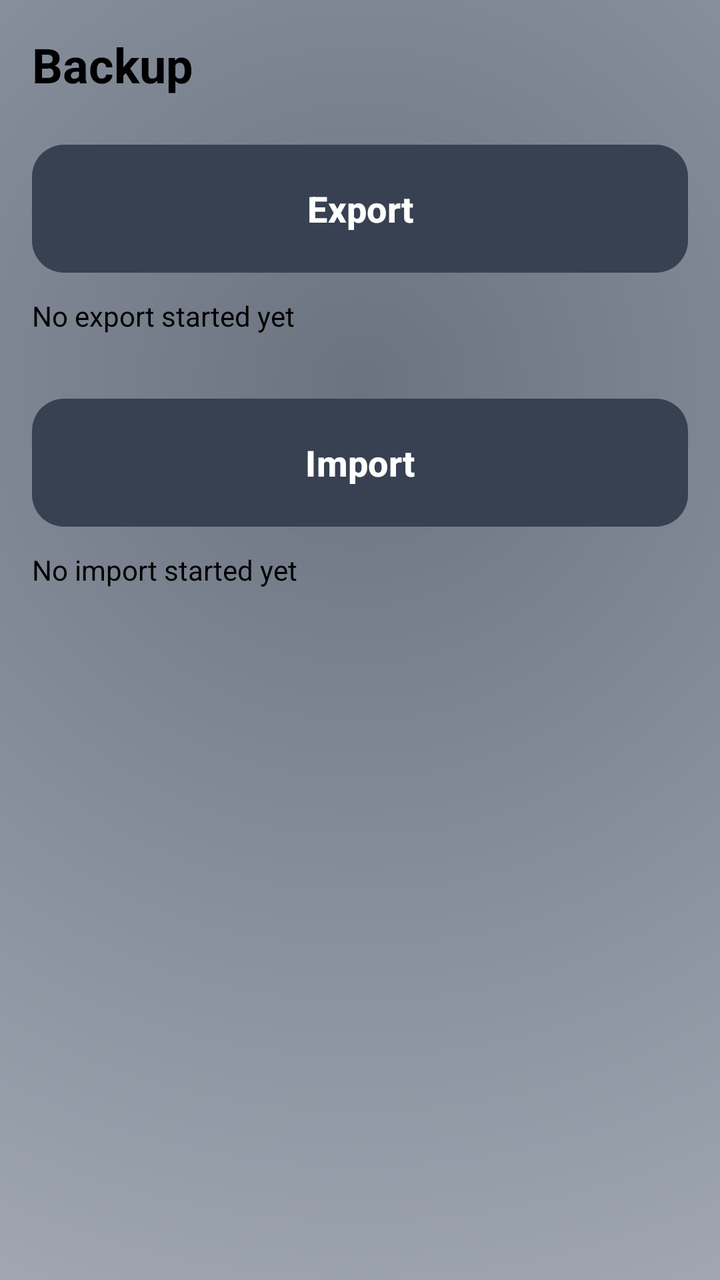
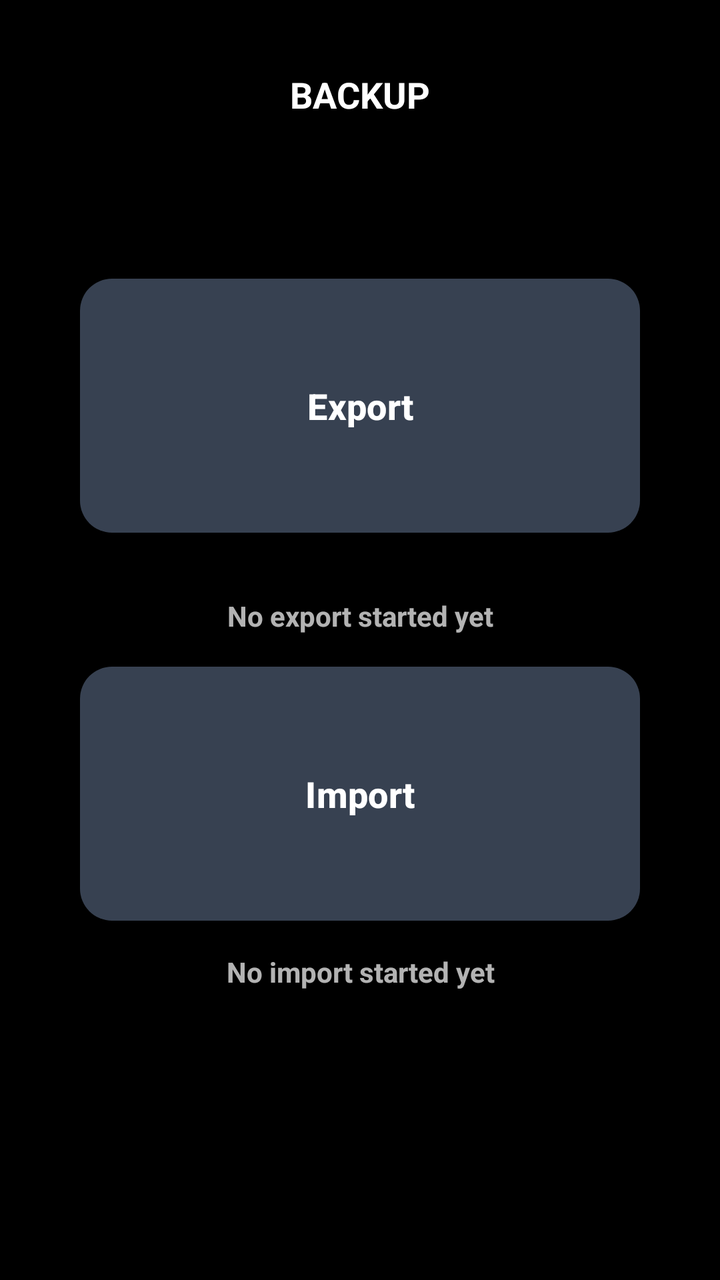

The first picture is an Android layout as it rendered before a commit; the second is the same layout after the commit. The layout source and the unified diff follow.
<!-- AndroidManifest.xml: application theme Theme.AllIsOK -->
<!-- res/layout/activity_backup.xml -->
<?xml version="1.0" encoding="utf-8"?>
<LinearLayout xmlns:android="http://schemas.android.com/apk/res/android"
    xmlns:app="http://schemas.android.com/apk/res-auto"
    android:layout_width="match_parent"
    android:layout_height="match_parent"
    android:background="@drawable/bg_home_gradient"
    android:orientation="vertical"
    android:padding="16dp">

    <TextView
        android:id="@+id/textBackupTitle"
        android:layout_width="wrap_content"
        android:layout_height="wrap_content"
        android:text="@string/backup_title"
        android:textColor="@android:color/black"
        android:textSize="24sp"
        android:textStyle="bold" />

    <com.google.android.material.button.MaterialButton
        android:id="@+id/buttonExport"
        android:layout_width="match_parent"
        android:layout_height="64dp"
        android:layout_marginTop="24dp"
        android:insetTop="0dp"
        android:insetBottom="0dp"
        android:text="@string/backup_export"
        android:textAllCaps="false"
        android:textSize="18sp"
        android:textStyle="bold"
        app:backgroundTint="@color/expirely_primary"
        app:cornerRadius="16dp"
        app:elevation="0dp"
        app:strokeWidth="0dp" />

    <TextView
        android:id="@+id/textExportStatus"
        android:layout_width="match_parent"
        android:layout_height="wrap_content"
        android:layout_marginTop="12dp"
        android:text="@string/backup_export_status_empty"
        android:textColor="@android:color/black"
        android:textSize="14sp" />

    <com.google.android.material.button.MaterialButton
        android:id="@+id/buttonImport"
        android:layout_width="match_parent"
        android:layout_height="64dp"
        android:layout_marginTop="32dp"
        android:insetTop="0dp"
        android:insetBottom="0dp"
        android:text="@string/backup_import"
        android:textAllCaps="false"
        android:textSize="18sp"
        android:textStyle="bold"
        app:backgroundTint="@color/expirely_primary"
        app:cornerRadius="16dp"
        app:elevation="0dp"
        app:strokeWidth="0dp" />

    <TextView
        android:id="@+id/textImportStatus"
        android:layout_width="match_parent"
        android:layout_height="wrap_content"
        android:layout_marginTop="12dp"
        android:text="@string/backup_import_status_empty"
        android:textColor="@android:color/black"
        android:textSize="14sp" />

</LinearLayout>
<!-- resources referenced by this layout -->
<resources>
  <color name="expirely_primary">#374151</color>
  <!-- drawable bg_home_gradient (drawable) -->
  <?xml version="1.0" encoding="utf-8"?>
  <shape xmlns:android="http://schemas.android.com/apk/res/android"
      android:shape="rectangle">
  
      <gradient
          android:type="radial"
          android:gradientRadius="900dp"
          android:centerX="0.5"
          android:centerY="0.3"
          android:startColor="#6B7280"
          android:centerColor="#9CA3AF"
          android:endColor="#D1D5DB" />
  
  </shape>
  <string name="backup_export">Export</string>
  <string name="backup_export_status_empty">No export started yet</string>
  <string name="backup_import">Import</string>
  <string name="backup_import_status_empty">No import started yet</string>
  <string name="backup_title">Backup</string>
  <style name="Theme.AllIsOK" parent="Base.Theme.AllIsOK">
          <item name="colorPrimary">@color/expirely_primary</item>
          <item name="colorOnPrimary">@color/expirely_onPrimary</item>
          <item name="android:statusBarColor">@color/expirely_primary</item>
          <item name="popupMenuStyle">@style/Widget.AllIsOK.PopupMenu</item>
          <item name="actionOverflowMenuStyle">@style/Widget.AllIsOK.PopupMenu</item>
          <item name="android:textColorPrimary">#111111</item>
          <item name="android:textColorSecondary">#333333</item>
      </style>
  <style name="Base.Theme.AllIsOK" parent="Theme.Material3.DayNight.NoActionBar">
      </style>
  <color name="expirely_onPrimary">#FFFFFF</color>
  <style name="Widget.AllIsOK.PopupMenu" parent="Widget.Material3.PopupMenu">
          <item name="android:popupBackground">@drawable/bg_rounded_popup</item>
          <item name="android:popupElevation">12dp</item>
          <item name="android:textColor">#111111</item>
          <item name="android:itemTextAppearance">@style/AllIsOK.PopupMenuItemText</item>
      </style>
  <!-- drawable bg_rounded_popup (drawable) -->
  <?xml version="1.0" encoding="utf-8"?>
  <shape xmlns:android="http://schemas.android.com/apk/res/android"
      android:shape="rectangle">
      <solid android:color="#FFFFFF" />
      <corners android:radius="18dp" />
      <stroke
          android:width="1dp"
          android:color="#1A000000" />
      <padding
          android:left="8dp"
          android:top="8dp"
          android:right="8dp"
          android:bottom="8dp" />
  </shape>
  <style name="AllIsOK.PopupMenuItemText" parent="@android:style/TextAppearance.Material.Menu">
          <item name="android:textColor">#111111</item>
          <item name="android:textStyle">bold</item>
      </style>
</resources>

<!-- the commit's change to res/layout/activity_backup.xml (unified diff, before → after) -->
@@ -1,69 +1,97 @@
 <?xml version="1.0" encoding="utf-8"?>
-<LinearLayout xmlns:android="http://schemas.android.com/apk/res/android"
+<ScrollView
+    xmlns:android="http://schemas.android.com/apk/res/android"
     xmlns:app="http://schemas.android.com/apk/res-auto"
     android:layout_width="match_parent"
     android:layout_height="match_parent"
-    android:background="@drawable/bg_home_gradient"
-    android:orientation="vertical"
-    android:padding="16dp">
+    android:background="@android:color/black"
+    android:fillViewport="true">
 
-    <TextView
-        android:id="@+id/textBackupTitle"
-        android:layout_width="wrap_content"
-        android:layout_height="wrap_content"
-        android:text="@string/backup_title"
-        android:textColor="@android:color/black"
-        android:textSize="24sp"
-        android:textStyle="bold" />
+    <LinearLayout
+        android:layout_width="match_parent"
+        android:layout_height="match_parent"
+        android:orientation="vertical"
+        android:gravity="center_horizontal"
+        android:paddingStart="24dp"
+        android:paddingEnd="24dp">
 
-    <com.google.android.material.button.MaterialButton
-        android:id="@+id/buttonExport"
-        android:layout_width="match_parent"
-        android:layout_height="64dp"
-        android:layout_marginTop="24dp"
-        android:insetTop="0dp"
-        android:insetBottom="0dp"
-        android:text="@string/backup_export"
-        android:textAllCaps="false"
-        android:textSize="18sp"
-        android:textStyle="bold"
-        app:backgroundTint="@color/expirely_primary"
-        app:cornerRadius="16dp"
-        app:elevation="0dp"
-        app:strokeWidth="0dp" />
+        <TextView
+            android:id="@+id/textBackupTitle"
+            android:layout_width="wrap_content"
+            android:layout_height="wrap_content"
+            android:layout_gravity="center_horizontal"
+            android:layout_marginTop="35dp"
+            android:paddingBottom="20dp"
+            android:text="@string/backup_title"
+            android:textAllCaps="true"
+            android:textColor="#FFFFFF"
+            android:textSize="18sp"
+            android:textStyle="bold" />
 
-    <TextView
-        android:id="@+id/textExportStatus"
-        android:layout_width="match_parent"
-        android:layout_height="wrap_content"
-        android:layout_marginTop="12dp"
-        android:text="@string/backup_export_status_empty"
-        android:textColor="@android:color/black"
-        android:textSize="14sp" />
+        <View
+            android:layout_width="match_parent"
+            android:layout_height="56dp" />
 
-    <com.google.android.material.button.MaterialButton
-        android:id="@+id/buttonImport"
-        android:layout_width="match_parent"
-        android:layout_height="64dp"
-        android:layout_marginTop="32dp"
-        android:insetTop="0dp"
-        android:insetBottom="0dp"
-        android:text="@string/backup_import"
-        android:textAllCaps="false"
-        android:textSize="18sp"
-        android:textStyle="bold"
-        app:backgroundTint="@color/expirely_primary"
-        app:cornerRadius="16dp"
-        app:elevation="0dp"
-        app:strokeWidth="0dp" />
+        <com.google.android.material.button.MaterialButton
+            android:id="@+id/buttonExport"
+            android:layout_width="280dp"
+            android:layout_height="135dp"
+            android:layout_marginBottom="28dp"
+            android:gravity="center"
+            android:stateListAnimator="@null"
+            android:text="@string/backup_export"
+            android:textAllCaps="false"
+            android:textColor="@color/expirely_onPrimary"
+            android:textSize="18sp"
+            android:textStyle="bold"
+            app:backgroundTint="@color/expirely_primary"
+            app:cornerRadius="16dp"
+            app:elevation="0dp"
+            app:pressedTranslationZ="0dp" />
 
-    <TextView
-        android:id="@+id/textImportStatus"
-        android:layout_width="match_parent"
-        android:layout_height="wrap_content"
-        android:layout_marginTop="12dp"
-        android:text="@string/backup_import_status_empty"
-        android:textColor="@android:color/black"
-        android:textSize="14sp" />
+        <TextView
+            android:id="@+id/textExportStatus"
+            android:layout_width="280dp"
+            android:layout_height="wrap_content"
+            android:layout_marginBottom="12dp"
+            android:gravity="center"
+            android:text="@string/backup_export_status_empty"
+            android:textSize="14sp"
+            android:textStyle="bold"
+            android:textColor="#B3FFFFFF" />
 
-</LinearLayout>
+        <com.google.android.material.button.MaterialButton
+            android:id="@+id/buttonImport"
+            android:layout_width="280dp"
+            android:layout_height="135dp"
+            android:gravity="center"
+            android:stateListAnimator="@null"
+            android:text="@string/backup_import"
+            android:textAllCaps="false"
+            android:textColor="@color/expirely_onPrimary"
+            android:textSize="18sp"
+            android:textStyle="bold"
+            app:backgroundTint="@color/expirely_primary"
+            app:cornerRadius="16dp"
+            app:elevation="0dp"
+            app:pressedTranslationZ="0dp" />
+
+        <TextView
+            android:id="@+id/textImportStatus"
+            android:layout_width="280dp"
+            android:layout_height="wrap_content"
+            android:layout_marginTop="12dp"
+            android:gravity="center"
+            android:text="@string/backup_import_status_empty"
+            android:textSize="14sp"
+            android:textStyle="bold"
+            android:textColor="#B3FFFFFF" />
+
+        <Space
+            android:layout_width="match_parent"
+            android:layout_height="0dp"
+            android:layout_weight="1.2" />
+
+    </LinearLayout>
+
+</ScrollView>
<!-- resource entries referenced after the edit -->
@@ -1,21 +1,6 @@
 <!-- resources referenced by this layout -->
 <resources>
   <color name="expirely_primary">#374151</color>
-  <!-- drawable bg_home_gradient (drawable) -->
-  <?xml version="1.0" encoding="utf-8"?>
-  <shape xmlns:android="http://schemas.android.com/apk/res/android"
-      android:shape="rectangle">
-  
-      <gradient
-          android:type="radial"
-          android:gradientRadius="900dp"
-          android:centerX="0.5"
-          android:centerY="0.3"
-          android:startColor="#6B7280"
-          android:centerColor="#9CA3AF"
-          android:endColor="#D1D5DB" />
-  
-  </shape>
   <string name="backup_export">Export</string>
   <string name="backup_export_status_empty">No export started yet</string>
   <string name="backup_import">Import</string>
